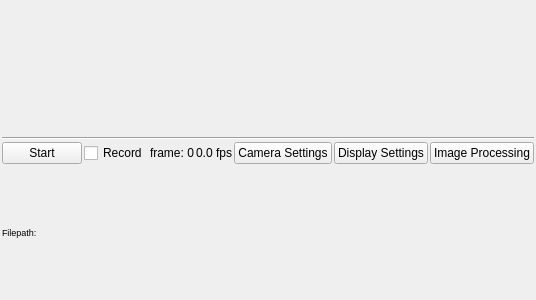
AhmetCemalO/NeuCams, file python_code/view/UI_cam.ui: the form before one commit.
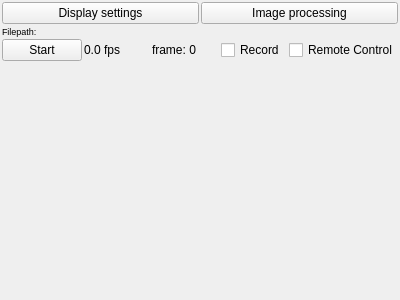
The form after the commit.

Commit message: camera control and its sub windows are removed from the gui

```diff
--- a/python_code/view/UI_cam.ui
+++ b/python_code/view/UI_cam.ui
@@ -30,86 +30,18 @@
     <number>2</number>
    </property>
    <item>
-    <widget class="QLabel" name="img_label">
-     <property name="text">
-      <string/>
-     </property>
-    </widget>
-   </item>
-   <item>
-    <widget class="Line" name="line">
-     <property name="orientation">
-      <enum>Qt::Horizontal</enum>
-     </property>
-    </widget>
-   </item>
-   <item>
-    <layout class="QHBoxLayout" name="horizontalLayout">
-     <property name="spacing">
-      <number>2</number>
-     </property>
-     <item>
-      <widget class="QPushButton" name="start_stop_pushButton">
-       <property name="text">
-        <string>Start</string>
-       </property>
-       <property name="checkable">
-        <bool>true</bool>
-       </property>
-      </widget>
-     </item>
-     <item>
-      <widget class="QCheckBox" name="record_checkBox">
-       <property name="text">
-        <string>Record</string>
-       </property>
-      </widget>
-     </item>
-     <item>
-      <spacer name="horizontalSpacer">
-       <property name="orientation">
-        <enum>Qt::Horizontal</enum>
-       </property>
-       <property name="sizeHint" stdset="0">
-        <size>
-         <width>40</width>
-         <height>20</height>
-        </size>
-       </property>
-      </spacer>
-     </item>
-     <item>
-      <widget class="QLabel" name="frame_nr_label">
-       <property name="text">
-        <string>frame: 0</string>
-       </property>
-      </widget>
-     </item>
-     <item>
-      <widget class="QLabel" name="fps_label">
-       <property name="text">
-        <string>0.0 fps</string>
-       </property>
-      </widget>
-     </item>
-     <item>
-      <widget class="QPushButton" name="camera_settings_pushButton">
-       <property name="text">
-        <string>Camera Settings</string>
-       </property>
-      </widget>
-     </item>
+    <layout class="QHBoxLayout" name="topButtonLayout">
      <item>
       <widget class="QPushButton" name="display_settings_pushButton">
        <property name="text">
-        <string>Display Settings</string>
+        <string>Display settings</string>
        </property>
       </widget>
      </item>
      <item>
       <widget class="QPushButton" name="image_processing_pushButton">
        <property name="text">
-        <string>Image Processing</string>
+        <string>Image processing</string>
        </property>
       </widget>
      </item>
@@ -127,6 +59,61 @@
      </property>
     </widget>
    </item>
+   <item>
+    <layout class="QHBoxLayout" name="controlLayout">
+     <item>
+      <widget class="QPushButton" name="start_stop_pushButton">
+       <property name="text">
+        <string>Start</string>
+       </property>
+       <property name="checkable">
+        <bool>true</bool>
+       </property>
+      </widget>
+     </item>
+     <item>
+      <widget class="QLabel" name="fps_label">
+       <property name="text">
+        <string>0.0 fps</string>
+       </property>
+      </widget>
+     </item>
+     <item>
+      <widget class="QLabel" name="frame_nr_label">
+       <property name="text">
+        <string>frame: 0</string>
+       </property>
+      </widget>
+     </item>
+     <item>
+      <widget class="QCheckBox" name="record_checkBox">
+       <property name="text">
+        <string>Record</string>
+       </property>
+      </widget>
+     </item>
+     <item>
+      <widget class="QCheckBox" name="remote_control_checkBox">
+       <property name="text">
+        <string>Remote Control</string>
+       </property>
+      </widget>
+     </item>
+    </layout>
+   </item>
+   <item>
+    <widget class="QLabel" name="img_label">
+     <property name="text">
+      <string/>
+     </property>
+     <property name="sizePolicy">
+      <sizepolicy hsizetype="Expanding" vsizetype="Expanding">
+       <horstretch>0</horstretch>
+       <verstretch>0</verstretch>
+      </sizepolicy>
+     </property>
+    </widget>
+   </item>
   </layout>
  </widget>
  <resources/>
```
The commit also changes 10 other files.
